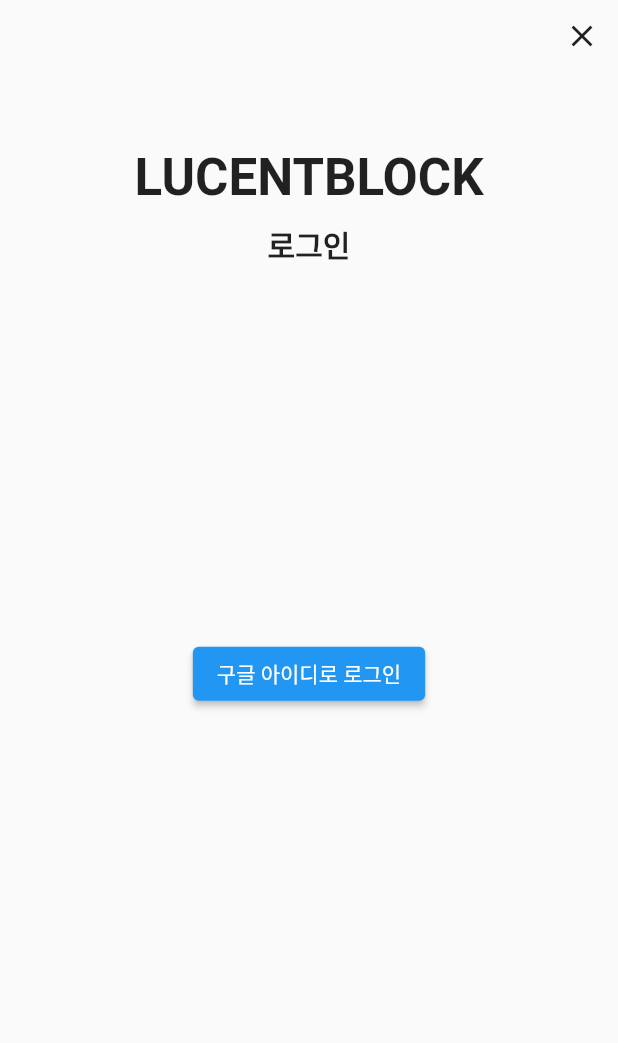
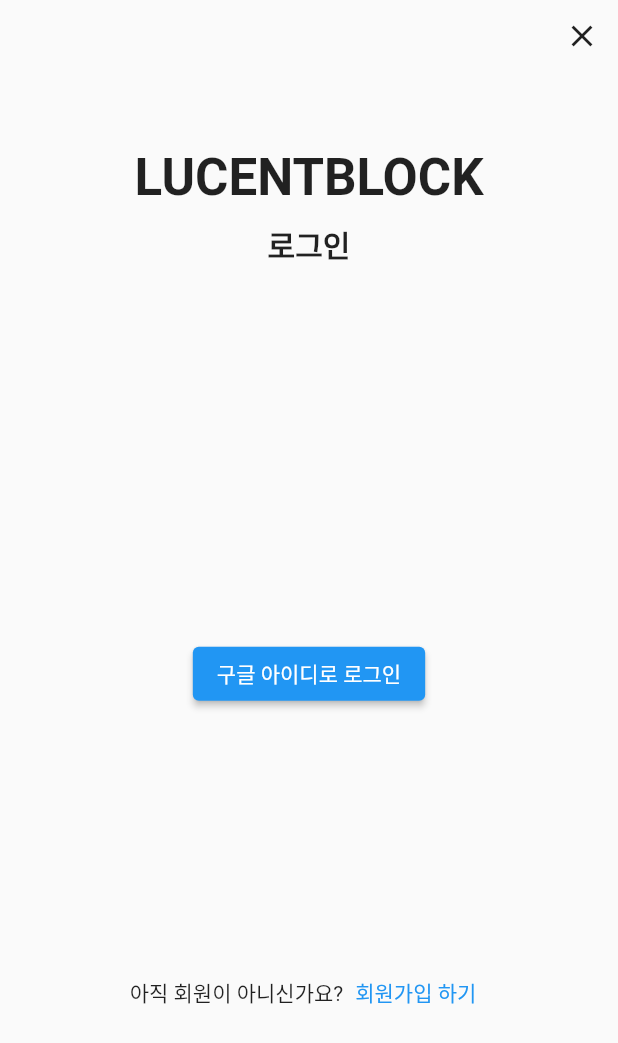
Before and after one commit to lucent-intern-org/meeting-management-system, a Flutter app: the screen it shows after launch, on a phone screen of 412 x 824 dp. Shown: the top 1043 px of the screen. Run offline on Flutter 3.47's test engine with Material 2 defaults, Android fonts, the phone set to English and light mode, and no system bars; our stand-ins replace dropdown_button2, google_sign_in, table_calendar.

Commit message:
refactor : login to signin

```diff
--- a/frontend/app/lib/main.dart
+++ b/frontend/app/lib/main.dart
@@ -4,7 +4,7 @@
 import 'package:app/view/calender_menu.dart';
 import 'package:app/view/calender_view/day_calender.dart';
 import 'package:app/view/calender_view/week_month_calender.dart';
-import 'package:app/view/login.dart';
+import 'package:app/view/sign_in.dart';
 import 'package:flutter/material.dart';
 import 'package:google_sign_in/google_sign_in.dart';
 import 'package:intl/date_symbol_data_local.dart';
@@ -39,7 +39,7 @@
               return ChangeNotifierProvider(
                   create: (context) => DateProvider(), child: MyHomePage());
             } else if (snapshot.data == false) {
-              return Login();
+              return SignIn();
             } else {
               return Scaffold(
                 body: Text(
--- a/frontend/app/lib/view/calender_menu.dart
+++ b/frontend/app/lib/view/calender_menu.dart
@@ -1,6 +1,6 @@
 import 'package:app/google_sign_in_api.dart';
 import 'package:app/provider/date_provider.dart';
-import 'package:app/view/login.dart';
+import 'package:app/view/sign_in.dart';
 import 'package:flutter/material.dart';
 import 'package:provider/provider.dart';
 
@@ -76,7 +76,7 @@
             onTap: () {
               GoogleSignInApi.logout();
               Navigator.pushReplacement(
-                  context, MaterialPageRoute(builder: (context) => Login()));
+                  context, MaterialPageRoute(builder: (context) => SignIn()));
             },
           )
         ],
--- a/frontend/app/lib/view/login.dart
+++ /dev/null
@@ -1,84 +0,0 @@
-import 'package:app/google_sign_in_api.dart';
-import 'package:app/main.dart';
-import 'package:app/provider/date_provider.dart';
-
-import 'package:flutter/material.dart';
-import 'package:provider/provider.dart';
-
-class Login extends StatelessWidget {
-  const Login({Key? key}) : super(key: key);
-
-  @override
-  Widget build(BuildContext context) {
-    return Scaffold(
-      body: SafeArea(
-          child: Column(
-        children: [
-          Container(
-            //생성창 나가기
-            alignment: Alignment.centerRight,
-            child: IconButton(
-              icon: Icon(Icons.close),
-              onPressed: () {
-                Navigator.pop(context);
-              },
-            ),
-          ),
-          Container(
-            padding: EdgeInsets.fromLTRB(10, 50, 10, 10),
-            child: Text(
-              "LUCENTBLOCK",
-              style: TextStyle(fontSize: 34, fontWeight: FontWeight.bold),
-            ),
-          ),
-          Container(
-            child: Text(
-              "로그인",
-              style: TextStyle(fontSize: 20, fontWeight: FontWeight.bold),
-            ),
-          ),
-          SizedBox(
-            height: MediaQuery.of(context).size.height * 0.3,
-          ),
-          Container(
-            child: ElevatedButton(
-              child: Text("구글 아이디로 로그인"),
-              onPressed: () async {
-                await signIn(context);
-                Navigator.pushReplacement(
-                    context,
-                    MaterialPageRoute(
-                        builder: (context) => ChangeNotifierProvider(
-                            create: (context) => DateProvider(),
-                            child: MyHomePage())));
-              },
-            ),
-          ),
-        ],
-      )),
-    );
-  }
-
-  Future signIn(BuildContext context) async {
-    final user = await GoogleSignInApi.login();
-
-    if (user == null) {
-      ScaffoldMessenger.of(context).showSnackBar(
-        SnackBar(
-          duration: Duration(seconds: 3),
-          content: Text('로그인 실패'),
-        ),
-      );
-    } else {
-      //디비에 있는 이메일인가 파악
-      //if(user=='dbuser')
-      print(user.email);
-      ScaffoldMessenger.of(context).showSnackBar(
-        SnackBar(
-          duration: Duration(seconds: 3),
-          content: Text('로그인 성공'),
-        ),
-      );
-    }
-  }
-}
--- /dev/null
+++ b/frontend/app/lib/view/sign_in.dart
@@ -0,0 +1,82 @@
+import 'package:app/main.dart';
+import 'package:app/provider/date_provider.dart';
+import 'package:app/view/sign_up.dart';
+import 'package:app/view_model/google_sign_view_model.dart';
+
+import 'package:flutter/material.dart';
+import 'package:provider/provider.dart';
+
+class SignIn extends StatelessWidget {
+  SignIn({Key? key}) : super(key: key);
+  final GoogleSignViewModel googleSignViewModel = GoogleSignViewModel();
+  @override
+  Widget build(BuildContext context) {
+    return Scaffold(
+      body: SafeArea(
+          child: Column(
+        children: [
+          Container(
+            //생성창 나가기
+            alignment: Alignment.centerRight,
+            child: IconButton(
+              icon: const Icon(Icons.close),
+              onPressed: () {
+                Navigator.pop(context);
+              },
+            ),
+          ),
+          Container(
+            padding: const EdgeInsets.fromLTRB(10, 50, 10, 10),
+            child: const Text(
+              "LUCENTBLOCK",
+              style: TextStyle(fontSize: 34, fontWeight: FontWeight.bold),
+            ),
+          ),
+          Container(
+            padding: EdgeInsets.only(
+              bottom: MediaQuery.of(context).size.height * 0.3,
+            ),
+            child: const Text(
+              "로그인",
+              style: TextStyle(fontSize: 20, fontWeight: FontWeight.bold),
+            ),
+          ),
+          Container(
+            padding: EdgeInsets.only(
+              bottom: MediaQuery.of(context).size.height * 0.2,
+            ),
+            child: ElevatedButton(
+              child: const Text("구글 아이디로 로그인"),
+              onPressed: () async {
+                googleSignViewModel.signIn(context).then((value) {
+                  if (value == true) {
+                    //main page로 전환
+                    Navigator.pushReplacement(
+                        context,
+                        MaterialPageRoute(
+                            builder: (context) => ChangeNotifierProvider(
+                                create: (context) => DateProvider(),
+                                child: MyHomePage())));
+                  }
+                });
+              },
+            ),
+          ),
+          Row(
+            mainAxisAlignment: MainAxisAlignment.center,
+            children: [
+              const Text('아직 회원이 아니신가요?'),
+              TextButton(
+                  onPressed: () {
+                    //회원가입 페이지로 이동
+                    Navigator.push(context,
+                        MaterialPageRoute(builder: (context) => SignUp()));
+                  },
+                  child: const Text('회원가입 하기'))
+            ],
+          ),
+        ],
+      )),
+    );
+  }
+}
```
